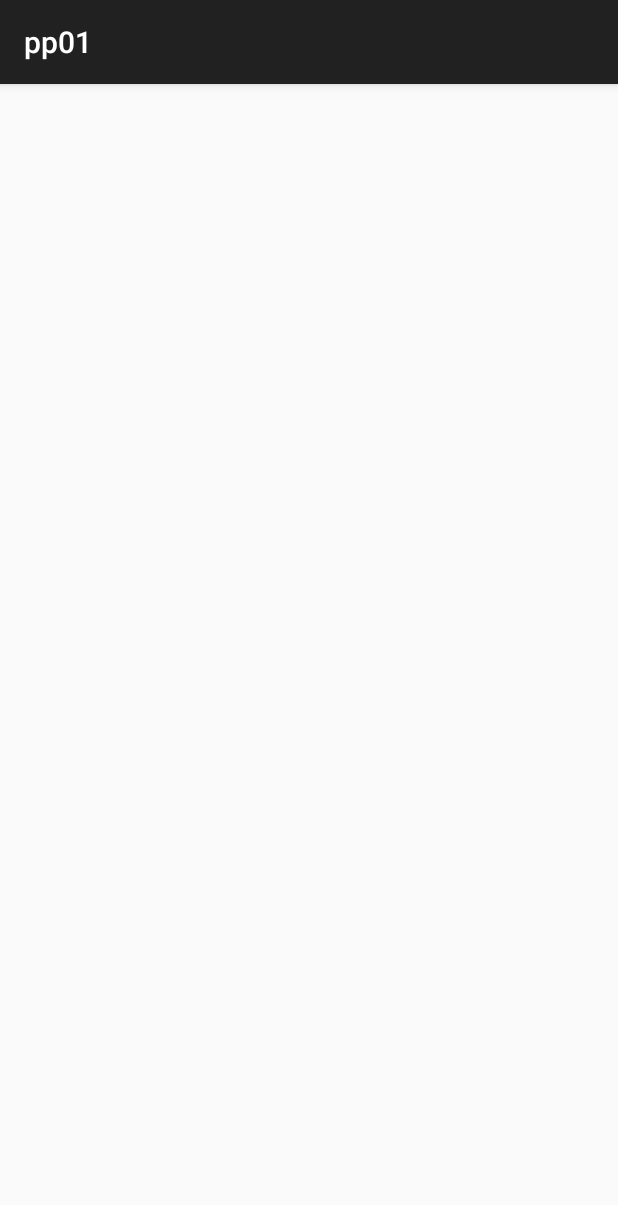
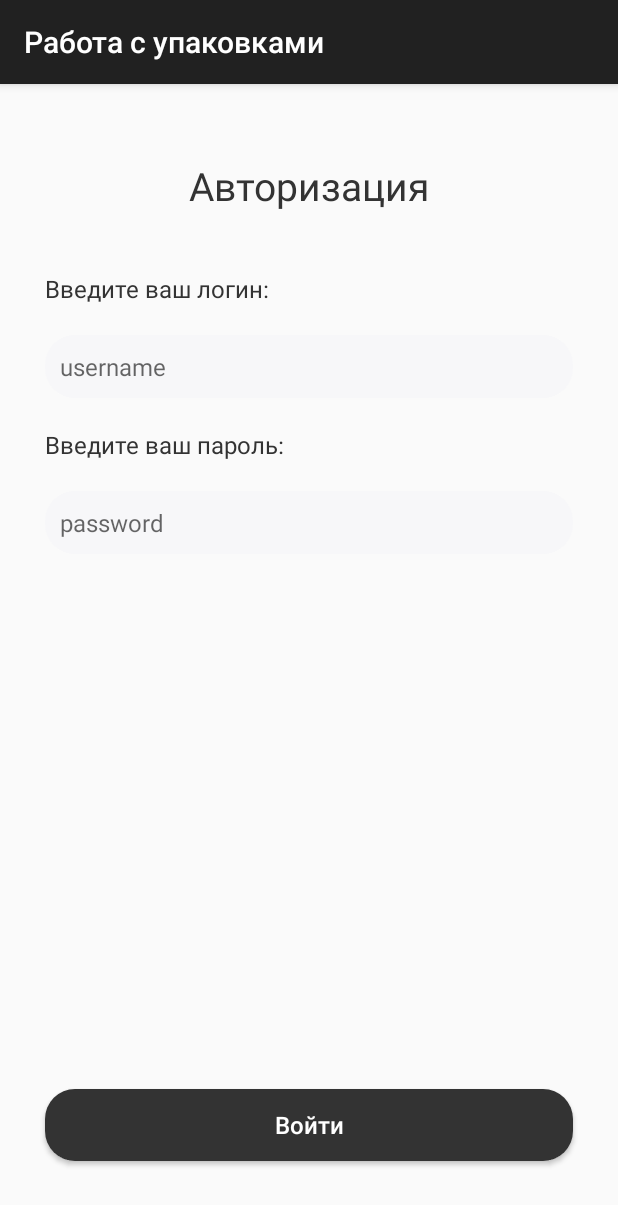
Before and after one commit to kirillColeBou/pp01, an Android app: the screen it shows after launch (MainActivity before the commit, AuthorizationActivity after it), on a phone screen of 412 x 824 dp. Shown: the top 1205 px of the screen. Run offline under Robolectric (Android 15) with nearby library versions, the phone set to English and light mode, and no system bars.

Commit message:
added authorization

```diff
--- a/app/build.gradle.kts
+++ b/app/build.gradle.kts
@@ -34,6 +34,10 @@ android {
 dependencies {
     implementation("com.journeyapps:zxing-android-embedded:4.3.0")
     implementation("androidx.appcompat:appcompat:1.6.1")
+    implementation("com.squareup.retrofit2:retrofit:2.9.0")
+    implementation("com.squareup.retrofit2:converter-gson:2.9.0")
+    implementation("com.squareup.okhttp3:okhttp:4.9.3")
+    implementation("org.jsoup:jsoup:1.14.3")
     implementation(libs.appcompat)
     implementation(libs.material)
     implementation(libs.activity)
--- /dev/null
+++ b/app/src/main/java/com/example/pp01/AuthorizationActivity.java
@@ -0,0 +1,59 @@
+package com.example.pp01;
+
+import android.os.Bundle;
+import android.util.Log;
+import android.view.View;
+import android.widget.EditText;
+import android.widget.Toast;
+
+import androidx.activity.EdgeToEdge;
+import androidx.appcompat.app.AppCompatActivity;
+import androidx.core.graphics.Insets;
+import androidx.core.view.ViewCompat;
+import androidx.core.view.WindowInsetsCompat;
+
+public class AuthorizationActivity extends AppCompatActivity {
+    EditText etUsername;
+    EditText etPassword;
+    UserContext userContext = new UserContext();
+
+    @Override
+    protected void onCreate(Bundle savedInstanceState) {
+        super.onCreate(savedInstanceState);
+        EdgeToEdge.enable(this);
+        setContentView(R.layout.authorization_activity);
+        ViewCompat.setOnApplyWindowInsetsListener(findViewById(R.id.main), (v, insets) -> {
+            Insets systemBars = insets.getInsets(WindowInsetsCompat.Type.systemBars());
+            v.setPadding(systemBars.left, systemBars.top, systemBars.right, systemBars.bottom);
+            return insets;
+        });
+        etUsername = findViewById(R.id.username);
+        etPassword = findViewById(R.id.password);
+    }
+
+    public void onAuthorization(View view){
+        String username_str = etUsername.getText().toString();
+        String password_str = etPassword.getText().toString();
+        UserContext.checkUserCredentials(username_str, password_str, null, new UserContext.Callback() {
+            @Override
+            public void onSuccess(boolean userExists) {
+                runOnUiThread(() -> {
+                    if (userExists) {
+                        setContentView(R.layout.main_activity);
+                    } else {
+                        Toast.makeText(AuthorizationActivity.this,
+                                "Invalid credentials", Toast.LENGTH_SHORT).show();
+                    }
+                });
+            }
+
+            @Override
+            public void onError(String error) {
+                runOnUiThread(() ->
+                       Log.d("Error", error));
+            }
+        });
+    }
+
+
+}
--- a/app/src/main/java/com/example/pp01/MainActivity.java
+++ /dev/null
@@ -1,24 +0,0 @@
-package com.example.pp01;
-
-import android.os.Bundle;
-
-import androidx.activity.EdgeToEdge;
-import androidx.appcompat.app.AppCompatActivity;
-import androidx.core.graphics.Insets;
-import androidx.core.view.ViewCompat;
-import androidx.core.view.WindowInsetsCompat;
-
-public class MainActivity extends AppCompatActivity {
-
-    @Override
-    protected void onCreate(Bundle savedInstanceState) {
-        super.onCreate(savedInstanceState);
-        EdgeToEdge.enable(this);
-        setContentView(R.layout.activity_main);
-        ViewCompat.setOnApplyWindowInsetsListener(findViewById(R.id.main), (v, insets) -> {
-            Insets systemBars = insets.getInsets(WindowInsetsCompat.Type.systemBars());
-            v.setPadding(systemBars.left, systemBars.top, systemBars.right, systemBars.bottom);
-            return insets;
-        });
-    }
-}
--- /dev/null
+++ b/app/src/main/res/drawable/background_button.xml
@@ -0,0 +1,5 @@
+<?xml version="1.0" encoding="utf-8"?>
+<shape xmlns:android="http://schemas.android.com/apk/res/android">
+    <solid android:color="#333333"/>
+    <corners android:radius="20dp"/>
+</shape>
--- /dev/null
+++ b/app/src/main/res/drawable/background_edittext.xml
@@ -0,0 +1,5 @@
+<?xml version="1.0" encoding="utf-8"?>
+<shape xmlns:android="http://schemas.android.com/apk/res/android">
+    <solid android:color="#F7F7F9"/>
+    <corners android:radius="20dp"/>
+</shape>
--- a/app/src/main/res/layout/activity_main.xml
+++ /dev/null
@@ -1,12 +0,0 @@
-<?xml version="1.0" encoding="utf-8"?>
-<RelativeLayout xmlns:android="http://schemas.android.com/apk/res/android"
-    xmlns:app="http://schemas.android.com/apk/res-auto"
-    xmlns:tools="http://schemas.android.com/tools"
-    android:id="@+id/main"
-    android:layout_width="match_parent"
-    android:layout_height="match_parent"
-    tools:context=".MainActivity">
-
-
-
-</RelativeLayout>
--- /dev/null
+++ b/app/src/main/res/layout/authorization_activity.xml
@@ -0,0 +1,104 @@
+<?xml version="1.0" encoding="utf-8"?>
+<RelativeLayout xmlns:android="http://schemas.android.com/apk/res/android"
+    xmlns:app="http://schemas.android.com/apk/res-auto"
+    xmlns:tools="http://schemas.android.com/tools"
+    android:id="@+id/main"
+    android:layout_width="match_parent"
+    android:layout_height="match_parent"
+    tools:context=".AuthorizationActivity">
+
+    <LinearLayout
+        android:layout_width="match_parent"
+        android:layout_height="match_parent"
+        android:orientation="vertical"
+        android:paddingBottom="50dp">
+
+        <TextView
+            android:layout_width="wrap_content"
+            android:layout_height="wrap_content"
+            android:text="Авторизация"
+            android:textSize="26sp"
+            android:layout_gravity="center"
+            android:layout_marginTop="50dp"
+            android:textColor="#333333"/>
+
+        <LinearLayout
+            android:layout_width="match_parent"
+            android:layout_height="0dp"
+            android:layout_weight="1"
+            android:layout_marginTop="40dp"
+            android:layout_marginLeft="30dp"
+            android:layout_marginRight="30dp"
+            android:orientation="vertical">
+
+            <LinearLayout
+                android:layout_width="match_parent"
+                android:layout_height="wrap_content"
+                android:orientation="vertical">
+
+                <TextView
+                    android:layout_width="wrap_content"
+                    android:layout_height="wrap_content"
+                    android:text="Введите ваш логин:"
+                    android:textSize="16sp"
+                    android:textColor="#333333"/>
+
+                <EditText
+                    android:id="@+id/username"
+                    android:layout_width="match_parent"
+                    android:layout_height="wrap_content"
+                    android:hint="username"
+                    android:textSize="16sp"
+                    android:background="@drawable/background_edittext"
+                    android:layout_marginTop="20dp"
+                    android:padding="10dp"
+                    android:textColor="#333333"/>
+
+            </LinearLayout>
+
+            <LinearLayout
+                android:layout_width="match_parent"
+                android:layout_height="wrap_content"
+                android:orientation="vertical"
+                android:layout_marginTop="20dp">
+
+                <TextView
+                    android:layout_width="wrap_content"
+                    android:layout_height="wrap_content"
+                    android:text="Введите ваш пароль:"
+                    android:textSize="16sp"
+                    android:textColor="#333333"/>
+
+                <EditText
+                    android:id="@+id/password"
+                    android:layout_width="match_parent"
+                    android:layout_height="wrap_content"
+                    android:inputType="textPassword"
+                    android:hint="password"
+                    android:textSize="16sp"
+                    android:background="@drawable/background_edittext"
+                    android:layout_marginTop="20dp"
+                    android:padding="10dp"
+                    android:textColor="#333333"/>
+
+            </LinearLayout>
+
+        </LinearLayout>
+
+    </LinearLayout>
+
+    <androidx.appcompat.widget.AppCompatButton
+        android:layout_width="match_parent"
+        android:layout_height="wrap_content"
+        android:layout_marginLeft="30dp"
+        android:layout_marginRight="30dp"
+        android:layout_marginBottom="50dp"
+        android:text="Войти"
+        android:textColor="#FFFFFF"
+        android:textAllCaps="false"
+        android:textSize="16sp"
+        android:background="@drawable/background_button"
+        android:onClick="onAuthorization"
+        android:layout_alignParentBottom="true"/>
+
+</RelativeLayout>
--- /dev/null
+++ b/app/src/main/res/layout/main_activity.xml
@@ -0,0 +1,6 @@
+<?xml version="1.0" encoding="utf-8"?>
+<androidx.constraintlayout.widget.ConstraintLayout xmlns:android="http://schemas.android.com/apk/res/android"
+    android:layout_width="match_parent"
+    android:layout_height="match_parent">
+
+</androidx.constraintlayout.widget.ConstraintLayout>
--- a/app/src/main/res/layout/scanner_activity.xml
+++ b/app/src/main/res/layout/scanner_activity.xml
@@ -9,8 +9,7 @@
         android:id="@+id/barcode_view"
         android:layout_width="match_parent"
         android:layout_height="match_parent"
-        app:zxing_use_texture_view="true"
-        app:zxing_focus_timeout="5000"/>
+        app:zxing_use_texture_view="true"/>
 
     <FrameLayout
         android:layout_width="300dp"
```
Also changed, not shown: app/src/main/AndroidManifest.xml (+5 -4 lines), app/src/main/java/com/example/pp01/UserContext.java (added, +74 -0 lines), 1 other file.
